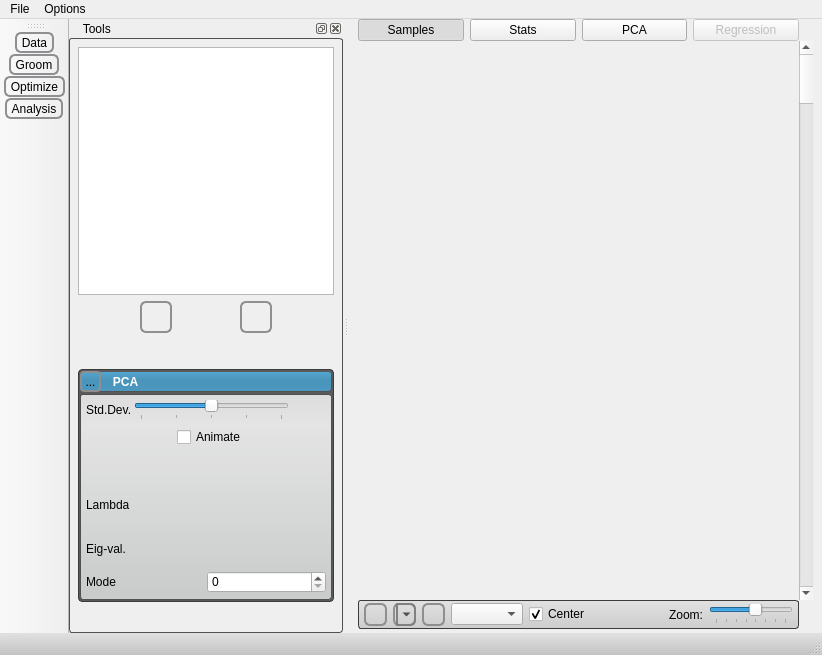
First picture: the form in src/Application/ShapeWorksStudioApp.ui, repository SCIInstitute/ShapeWorks, before the edit.
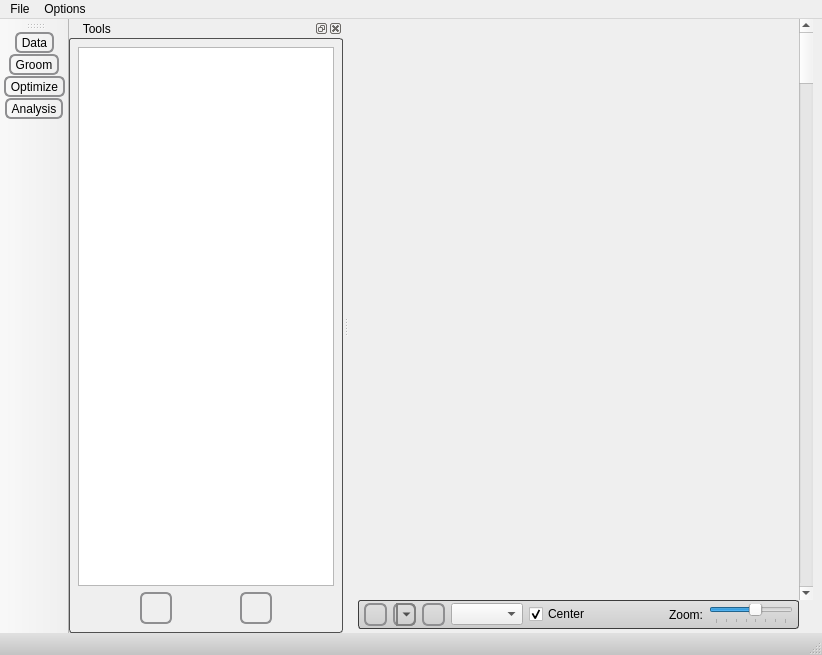
Second picture: the form after the edit. Icons and pictures are not drawn. Custom widgets are drawn as their Qt base class.

Commit message: moving analysis tools to analysis action tab. need to connect signals/slots. visualizing currently broke.

```diff
--- a/src/Application/ShapeWorksStudioApp.ui
+++ b/src/Application/ShapeWorksStudioApp.ui
@@ -364,7 +364,7 @@
     <property name="spacing">
      <number>0</number>
     </property>
-    <item row="1" column="0">
+    <item row="0" column="0">
      <widget class="QVTKWidget" name="qvtkWidget" native="true">
       <property name="sizePolicy">
        <sizepolicy hsizetype="Expanding" vsizetype="Expanding">
@@ -380,7 +380,7 @@
       </property>
      </widget>
     </item>
-    <item row="1" column="1">
+    <item row="0" column="1">
      <widget class="QScrollBar" name="vertical_scroll_bar">
       <property name="orientation">
        <enum>Qt::Vertical</enum>
@@ -554,74 +554,6 @@
       </item>
      </layout>
     </item>
-    <item row="0" column="0">
-     <layout class="QGridLayout" name="gridLayout_2">
-      <property name="horizontalSpacing">
-       <number>6</number>
-      </property>
-      <property name="verticalSpacing">
-       <number>0</number>
-      </property>
-      <item row="0" column="0">
-       <widget class="QPushButton" name="samples_button">
-        <property name="text">
-         <string>Samples</string>
-        </property>
-        <property name="checkable">
-         <bool>true</bool>
-        </property>
-        <property name="checked">
-         <bool>true</bool>
-        </property>
-        <property name="autoExclusive">
-         <bool>true</bool>
-        </property>
-       </widget>
-      </item>
-      <item row="0" column="1">
-       <widget class="QPushButton" name="stats_button">
-        <property name="text">
-         <string>Stats</string>
-        </property>
-        <property name="checkable">
-         <bool>true</bool>
-        </property>
-        <property name="autoExclusive">
-         <bool>true</bool>
-        </property>
-       </widget>
-      </item>
-      <item row="0" column="2">
-       <widget class="QPushButton" name="pca_button">
-        <property name="text">
-         <string>PCA</string>
-        </property>
-        <property name="checkable">
-         <bool>true</bool>
-        </property>
-        <property name="autoExclusive">
-         <bool>true</bool>
-        </property>
-       </widget>
-      </item>
-      <item row="0" column="3">
-       <widget class="QPushButton" name="regression_button">
-        <property name="enabled">
-         <bool>false</bool>
-        </property>
-        <property name="text">
-         <string>Regression</string>
-        </property>
-        <property name="checkable">
-         <bool>true</bool>
-        </property>
-        <property name="autoExclusive">
-         <bool>true</bool>
-        </property>
-       </widget>
-      </item>
-     </layout>
-    </item>
    </layout>
   </widget>
   <widget class="QMenuBar" name="menubar">
@@ -764,351 +696,6 @@
        </widget>
       </widget>
      </item>
-     <item>
-      <widget class="QStackedWidget" name="lower_stacked_widget">
-       <property name="currentIndex">
-        <number>0</number>
-       </property>
-       <widget class="QWidget" name="page_2">
-        <widget class="QWidget" name="pcaPanel" native="true">
-         <property name="geometry">
-          <rect>
-           <x>0</x>
-           <y>30</y>
-           <width>256</width>
-           <height>233</height>
-          </rect>
-         </property>
-         <property name="sizePolicy">
-          <sizepolicy hsizetype="Preferred" vsizetype="Fixed">
-           <horstretch>0</horstretch>
-           <verstretch>0</verstretch>
-          </sizepolicy>
-         </property>
-         <layout class="QVBoxLayout" name="verticalLayout_12">
-          <property name="spacing">
-           <number>2</number>
-          </property>
-          <property name="leftMargin">
-           <number>2</number>
-          </property>
-          <property name="topMargin">
-           <number>2</number>
-          </property>
-          <property name="rightMargin">
-           <number>2</number>
-          </property>
-          <property name="bottomMargin">
-           <number>2</number>
-          </property>
-          <item>
-           <widget class="QWidget" name="pcaHeaderBackground" native="true">
-            <property name="maximumSize">
-             <size>
-              <width>16777215</width>
-              <height>21</height>
-             </size>
-            </property>
-            <layout class="QVBoxLayout" name="verticalLayout_13">
-             <property name="leftMargin">
-              <number>0</number>
-             </property>
-             <property name="topMargin">
-              <number>0</number>
-             </property>
-             <property name="rightMargin">
-              <number>0</number>
-             </property>
-             <property name="bottomMargin">
-              <number>0</number>
-             </property>
-             <item>
-              <widget class="QWidget" name="pcaHeader" native="true">
-               <property name="sizePolicy">
-                <sizepolicy hsizetype="Preferred" vsizetype="Fixed">
-                 <horstretch>0</horstretch>
-                 <verstretch>0</verstretch>
-                </sizepolicy>
-               </property>
-               <property name="minimumSize">
-                <size>
-                 <width>215</width>
-                 <height>21</height>
-                </size>
-               </property>
-               <layout class="QHBoxLayout" name="horizontalLayout_15">
-                <property name="spacing">
-                 <number>2</number>
-                </property>
-                <property name="leftMargin">
-                 <number>0</number>
-                </property>
-                <property name="topMargin">
-                 <number>0</number>
-                </property>
-                <property name="rightMargin">
-                 <number>0</number>
-                </property>
-                <property name="bottomMargin">
-                 <number>0</number>
-                </property>
-                <item>
-                 <widget class="QToolButton" name="pcaOpenButton">
-                  <property name="minimumSize">
-                   <size>
-                    <width>21</width>
-                    <height>21</height>
-                   </size>
-                  </property>
-                  <property name="maximumSize">
-                   <size>
-                    <width>21</width>
-                    <height>21</height>
-                   </size>
-                  </property>
-                  <property name="text">
-                   <string>...</string>
-                  </property>
-                  <property name="icon">
-                   <iconset resource="../Resources/ShapeWorksStudio.qrc">
-                    <normaloff>:/Studio/Images/DownArrowWhite.png</normaloff>:/Studio/Images/DownArrowWhite.png</iconset>
-                  </property>
-                  <property name="checkable">
-                   <bool>true</bool>
-                  </property>
-                  <property name="checked">
-                   <bool>true</bool>
-                  </property>
-                 </widget>
-                </item>
-                <item>
-                 <widget class="QLabel" name="pcaLabel">
-                  <property name="text">
-                   <string>   PCA</string>
-                  </property>
-                 </widget>
-                </item>
-               </layout>
-              </widget>
-             </item>
-            </layout>
-           </widget>
-          </item>
-          <item>
-           <widget class="QWidget" name="pcaContent" native="true">
-            <layout class="QVBoxLayout" name="verticalLayout_22">
-             <property name="spacing">
-              <number>2</number>
-             </property>
-             <property name="leftMargin">
-              <number>6</number>
-             </property>
-             <property name="topMargin">
-              <number>6</number>
-             </property>
-             <property name="rightMargin">
-              <number>6</number>
-             </property>
-             <property name="bottomMargin">
-              <number>6</number>
-             </property>
-             <item>
-              <layout class="QGridLayout" name="pcaGridLayout">
-               <item row="0" column="0">
-                <widget class="QLabel" name="label_10">
-                 <property name="text">
-                  <string>Std.Dev.</string>
-                 </property>
-                </widget>
-               </item>
-               <item row="0" column="1">
-                <widget class="QSlider" name="pcaSlider">
-                 <property name="minimum">
-                  <number>-20</number>
-                 </property>
-                 <property name="maximum">
-                  <number>20</number>
-                 </property>
-                 <property name="orientation">
-                  <enum>Qt::Horizontal</enum>
-                 </property>
-                 <property name="tickPosition">
-                  <enum>QSlider::TicksBelow</enum>
-                 </property>
-                 <property name="tickInterval">
-                  <number>10</number>
-                 </property>
-                </widget>
-               </item>
-               <item row="0" column="2">
-                <widget class="QLabel" name="pcaValueLabel">
-                 <property name="minimumSize">
-                  <size>
-                   <width>35</width>
-                   <height>0</height>
-                  </size>
-                 </property>
-                 <property name="text">
-                  <string/>
-                 </property>
-                </widget>
-               </item>
-               <item row="1" column="1">
-                <widget class="QWidget" name="widget_23" native="true">
-                 <layout class="QHBoxLayout" name="horizontalLayout_9">
-                  <property name="spacing">
-                   <number>0</number>
-                  </property>
-                  <property name="leftMargin">
-                   <number>0</number>
-                  </property>
-                  <property name="topMargin">
-                   <number>0</number>
-                  </property>
-                  <property name="rightMargin">
-                   <number>0</number>
-                  </property>
-                  <property name="bottomMargin">
-                   <number>0</number>
-                  </property>
-                  <item>
-                   <spacer name="horizontalSpacer_3">
-                    <property name="orientation">
-                     <enum>Qt::Horizontal</enum>
-                    </property>
-                    <property name="sizeHint" stdset="0">
-                     <size>
-                      <width>40</width>
-                      <height>20</height>
-                     </size>
-                    </property>
-                   </spacer>
-                  </item>
-                  <item>
-                   <widget class="QCheckBox" name="pcaAnimateCheckBox">
-                    <property name="text">
-                     <string>Animate</string>
-                    </property>
-                   </widget>
-                  </item>
-                  <item>
-                   <spacer name="horizontalSpacer_4">
-                    <property name="orientation">
-                     <enum>Qt::Horizontal</enum>
-                    </property>
-                    <property name="sizeHint" stdset="0">
-                     <size>
-                      <width>40</width>
-                      <height>20</height>
-                     </size>
-                    </property>
-                   </spacer>
-                  </item>
-                 </layout>
-                </widget>
-               </item>
-               <item row="2" column="1">
-                <widget class="QWidget" name="widget_25" native="true">
-                 <layout class="QHBoxLayout" name="horizontalLayout_10">
-                  <property name="spacing">
-                   <number>0</number>
-                  </property>
-                  <property name="leftMargin">
-                   <number>0</number>
-                  </property>
-                  <property name="topMargin">
-                   <number>0</number>
-                  </property>
-                  <property name="rightMargin">
-                   <number>0</number>
-                  </property>
-                  <property name="bottomMargin">
-                   <number>0</number>
-                  </property>
-                 </layout>
-                </widget>
-               </item>
-              </layout>
-             </item>
-             <item>
-              <layout class="QGridLayout" name="gridLayout_3">
-               <property name="verticalSpacing">
-                <number>6</number>
-               </property>
-               <item row="1" column="0">
-                <widget class="QLabel" name="label_8">
-                 <property name="minimumSize">
-                  <size>
-                   <width>0</width>
-                   <height>24</height>
-                  </size>
-                 </property>
-                 <property name="text">
-                  <string>Eig-val.</string>
-                 </property>
-                </widget>
-               </item>
-               <item row="1" column="1">
-                <widget class="QLabel" name="pcaEigenValueLabel">
-                 <property name="text">
-                  <string/>
-                 </property>
-                </widget>
-               </item>
-               <item row="0" column="0">
-                <widget class="QLabel" name="label_9">
-                 <property name="minimumSize">
-                  <size>
-                   <width>0</width>
-                   <height>24</height>
-                  </size>
-                 </property>
-                 <property name="text">
-                  <string>Lambda</string>
-                 </property>
-                </widget>
-               </item>
-               <item row="0" column="1">
-                <widget class="QLabel" name="pcaLambdaLabel">
-                 <property name="text">
-                  <string/>
-                 </property>
-                </widget>
-               </item>
-              </layout>
-             </item>
-             <item>
-              <layout class="QHBoxLayout" name="horizontalLayout_11">
-               <item>
-                <widget class="QLabel" name="label_11">
-                 <property name="minimumSize">
-                  <size>
-                   <width>0</width>
-                   <height>24</height>
-                  </size>
-                 </property>
-                 <property name="text">
-                  <string>Mode</string>
-                 </property>
-                </widget>
-               </item>
-               <item>
-                <widget class="QSpinBox" name="pcaModeSpinBox">
-                 <property name="maximum">
-                  <number>500</number>
-                 </property>
-                </widget>
-               </item>
-              </layout>
-             </item>
-            </layout>
-           </widget>
-          </item>
-         </layout>
-        </widget>
-       </widget>
-      </widget>
-     </item>
     </layout>
    </widget>
   </widget>
```
Left out of the diff: 2 changed lines with no effect on the pictures. The commit also changes 8 other files.
